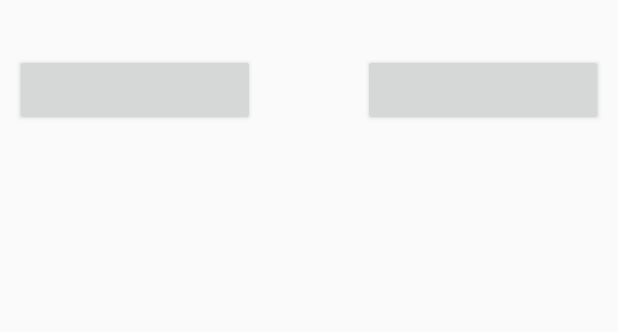
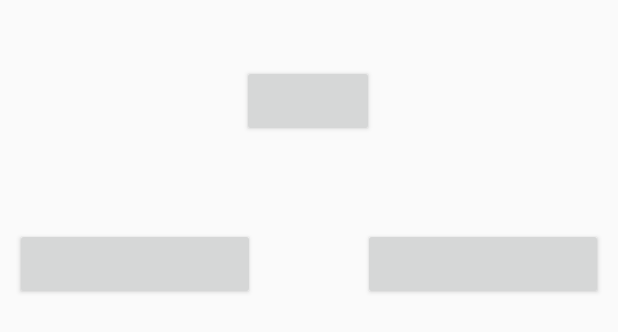
Before and after one commit to guchi5/WorkLogger, an Android app: the layout prev_time_editor.xml on its own in the app's theme, with its tools: preview values and no code run, on a phone screen of 412 x 824 dp. Shown: the top 332 px of the screen. Run offline under Robolectric (Android 15) with nearby library versions, the phone set to English and light mode, and no system bars.

Commit message:
日付選択ボタンの追加

```diff
--- a/app/src/main/res/layout/prev_time_editor.xml
+++ b/app/src/main/res/layout/prev_time_editor.xml
@@ -12,7 +12,7 @@
         android:layout_width="wrap_content"
         android:layout_height="wrap_content"
         android:layout_marginStart="10dp"
-        android:layout_marginTop="36dp"
+        android:layout_marginTop="152dp"
         android:ems="10"
         android:onClick="editStartTime"
         app:layout_constraintStart_toStartOf="parent"
@@ -32,4 +32,16 @@
         app:layout_constraintTop_toTopOf="@+id/startTimeButton"
         app:layout_constraintVertical_bias="0.0" />
 
+    <Button
+        android:id="@+id/dateButton"
+        android:layout_width="wrap_content"
+        android:layout_height="wrap_content"
+        android:layout_marginTop="43dp"
+        android:layout_marginBottom="61dp"
+        app:layout_constraintBottom_toTopOf="@+id/startTimeButton"
+        app:layout_constraintEnd_toEndOf="parent"
+        app:layout_constraintHorizontal_bias="0.498"
+        app:layout_constraintStart_toStartOf="parent"
+        app:layout_constraintTop_toTopOf="parent" />
+
 </androidx.constraintlayout.widget.ConstraintLayout>
```
